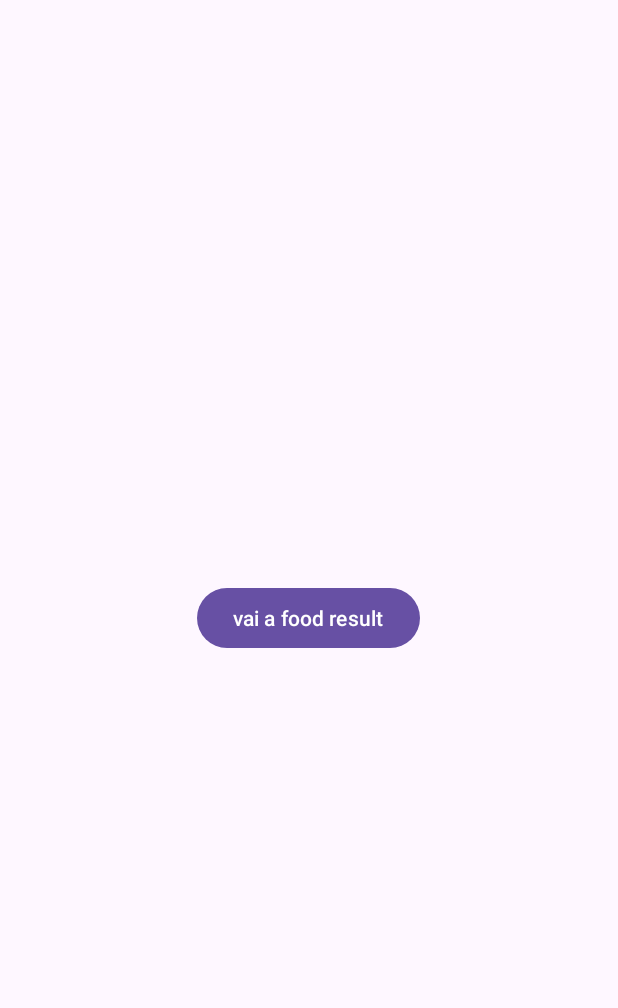
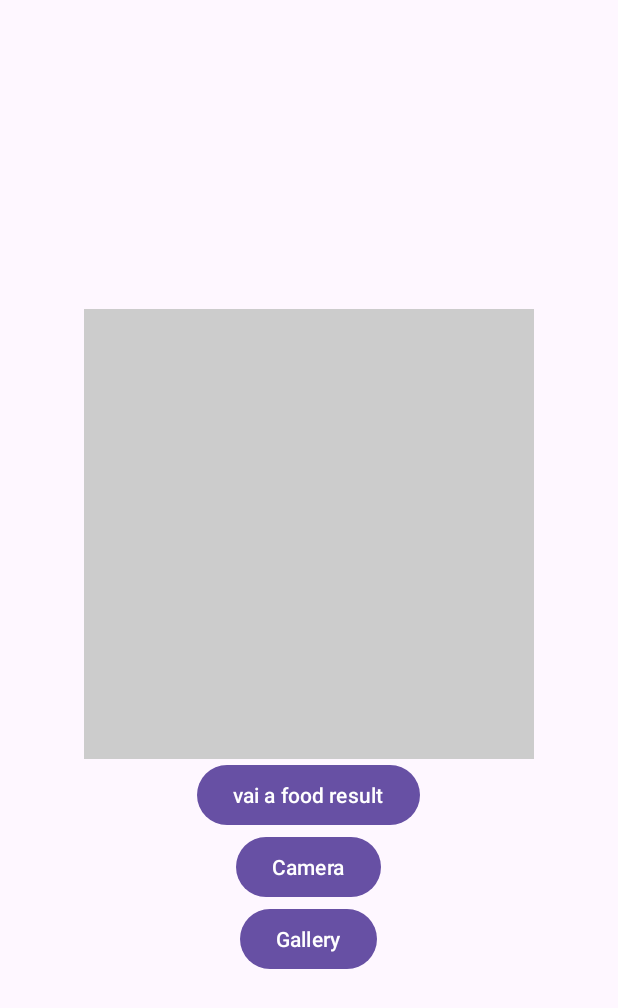
Before and after one commit to pokosku/Progetto-Embedded, an Android app: the ImagePredictionActivity screen opened directly, with no data from a screen before it, on a phone screen of 412 x 824 dp. Shown: the top 1008 px of the screen. Run offline under Robolectric (Android 15) with nearby library versions, the phone set to English and light mode, and no system bars.

Commit message:
Aggiunta dei bottoni per fare le foto e la galleria ad ImagePredictionActivity

```diff
--- a/app/src/main/java/com/myapp/chefgpt/ImagePredictionActivity.kt
+++ b/app/src/main/java/com/myapp/chefgpt/ImagePredictionActivity.kt
@@ -1,23 +1,69 @@
 package com.myapp.chefgpt
 
 import android.content.Intent
+import android.graphics.Bitmap
 import android.os.Bundle
+import android.provider.MediaStore
 import android.widget.Button
+import android.widget.ImageView
 import android.widget.TextView
+import androidx.activity.result.ActivityResultLauncher
+import androidx.activity.result.contract.ActivityResultContracts
 import androidx.appcompat.app.AppCompatActivity
 
 class ImagePredictionActivity : AppCompatActivity() {
+
+    private lateinit var takePictureLauncher: ActivityResultLauncher<Intent>
+    private lateinit var pickImageLauncher: ActivityResultLauncher<Intent>
+
     override fun onCreate(savedInstanceState: Bundle?) {
         super.onCreate(savedInstanceState)
 
         setContentView(R.layout.activity_imageprediction)
         val string = "zavagay"
+        val takePictureButton = findViewById<Button>(R.id.openCamera)
+        val pickImageButton = findViewById<Button>(R.id.openGallery)
+
         val buttonToFoodResult: Button=findViewById(R.id.toFoodResult)
         buttonToFoodResult.setOnClickListener{ view->
             val intent= Intent(view.context,FoodResultActivity::class.java)
             intent.putExtra("foodname",string)
             startActivity(intent)
+
         }
+
+        val imageView = findViewById<ImageView>(R.id.imageView)
+
+        var imageBitmap = Bitmap.createBitmap(224, 224, Bitmap.Config.ARGB_8888)
+
+        takePictureLauncher =
+            registerForActivityResult(ActivityResultContracts.StartActivityForResult()) { result ->
+                if (result.resultCode == RESULT_OK) {
+                    imageBitmap = result.data?.extras?.get("data") as Bitmap
+                    imageView.setImageBitmap(imageBitmap)
+                }
+            }
+
+
+        pickImageLauncher =
+            registerForActivityResult(ActivityResultContracts.StartActivityForResult()) { result ->
+                if (result.resultCode == RESULT_OK) {
+                    val imageUri = result.data?.data
+                    imageView.setImageURI(imageUri)
+                }
+            }
+
+        takePictureButton.setOnClickListener {
+            val intent = Intent(MediaStore.ACTION_IMAGE_CAPTURE)
+            takePictureLauncher.launch(intent)
+        }
+
+        pickImageButton.setOnClickListener {
+            val intent = Intent(Intent.ACTION_PICK, MediaStore.Images.Media.EXTERNAL_CONTENT_URI)
+            intent.type = "image/*"
+            pickImageLauncher.launch(intent)
+        }
+
 
     }
 
--- a/app/src/main/res/layout/activity_imageprediction.xml
+++ b/app/src/main/res/layout/activity_imageprediction.xml
@@ -6,9 +6,29 @@
     android:orientation="vertical"
     android:gravity="center"
     android:padding="16dp">
+  <ImageView
+      android:id="@+id/imageView"
+      android:layout_width="300dp"
+      android:layout_height="300dp"
+      android:layout_marginTop="32dp"
+      android:scaleType="centerCrop"
+      android:background="#CCCCCC" />
+
   <Button
-    android:id="@+id/toFoodResult"
-    android:layout_width="wrap_content"
-    android:layout_height="wrap_content"
-    android:text="vai a food result" />
-    </LinearLayout>
+      android:id="@+id/toFoodResult"
+      android:layout_width="wrap_content"
+      android:layout_height="wrap_content"
+      android:text="vai a food result"/>
+
+  <Button
+      android:id="@+id/openCamera"
+      android:layout_width="wrap_content"
+      android:layout_height="wrap_content"
+      android:text="Camera"/>
+
+  <Button
+      android:id="@+id/openGallery"
+      android:layout_width="wrap_content"
+      android:layout_height="wrap_content"
+      android:text="Gallery"/>
+</LinearLayout>
```
